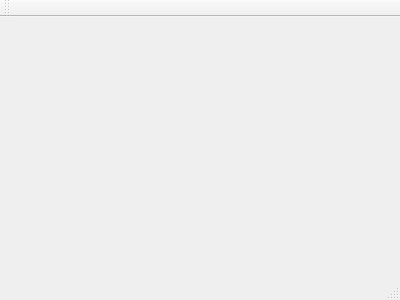
jokthefoo/Sprite-Editor, file Sprite_Editor_Extreme/mainwindow.ui: the form before one commit.
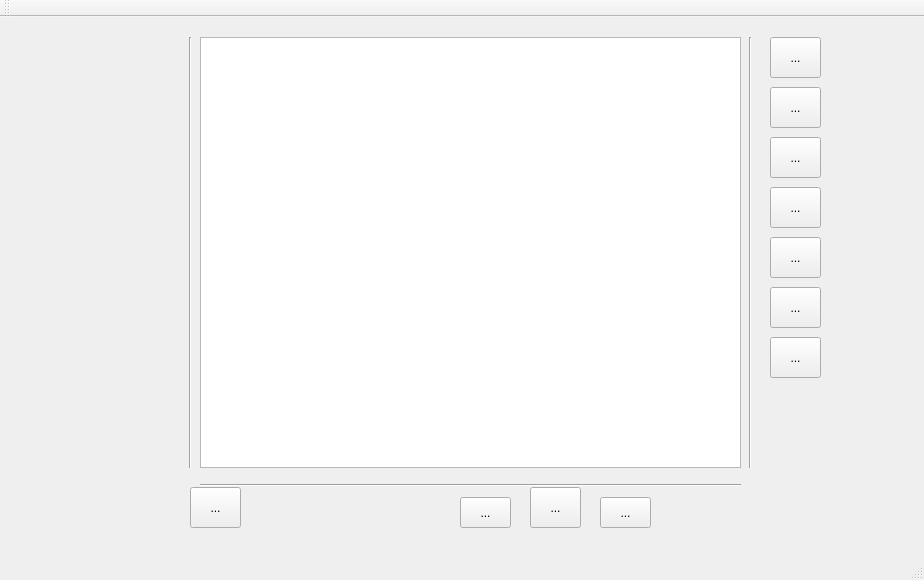
The form after the commit.

Commit message: Initial GUI set up, empty qrc file added, git ignore file added to ignore user files

```diff
--- a/Sprite_Editor_Extreme/mainwindow.ui
+++ b/Sprite_Editor_Extreme/mainwindow.ui
@@ -1,24 +1,232 @@
 <ui version="4.0">
  <class>MainWindow</class>
- <widget class="QMainWindow" name="MainWindow" >
-  <property name="geometry" >
+ <widget class="QMainWindow" name="MainWindow">
+  <property name="geometry">
    <rect>
     <x>0</x>
     <y>0</y>
-    <width>400</width>
-    <height>300</height>
+    <width>924</width>
+    <height>580</height>
    </rect>
   </property>
   <property name="windowTitle" >
    <string>MainWindow</string>
   </property>
-  <widget class="QMenuBar" name="menuBar" />
-  <widget class="QToolBar" name="mainToolBar" />
-  <widget class="QWidget" name="centralWidget" />
-  <widget class="QStatusBar" name="statusBar" />
+  <widget class="QWidget" name="centralWidget">
+   <widget class="QGraphicsView" name="graphicsView">
+    <property name="geometry">
+     <rect>
+      <x>200</x>
+      <y>20</y>
+      <width>541</width>
+      <height>431</height>
+     </rect>
+    </property>
+   </widget>
+   <widget class="Line" name="line">
+    <property name="geometry">
+     <rect>
+      <x>180</x>
+      <y>20</y>
+      <width>20</width>
+      <height>431</height>
+     </rect>
+    </property>
+    <property name="orientation">
+     <enum>Qt::Vertical</enum>
+    </property>
+   </widget>
+   <widget class="Line" name="line_2">
+    <property name="geometry">
+     <rect>
+      <x>200</x>
+      <y>460</y>
+      <width>541</width>
+      <height>16</height>
+     </rect>
+    </property>
+    <property name="orientation">
+     <enum>Qt::Horizontal</enum>
+    </property>
+   </widget>
+   <widget class="Line" name="line_3">
+    <property name="geometry">
+     <rect>
+      <x>740</x>
+      <y>20</y>
+      <width>20</width>
+      <height>431</height>
+     </rect>
+    </property>
+    <property name="orientation">
+     <enum>Qt::Vertical</enum>
+    </property>
+   </widget>
+   <widget class="QToolButton" name="brush_Button">
+    <property name="geometry">
+     <rect>
+      <x>770</x>
+      <y>20</y>
+      <width>51</width>
+      <height>41</height>
+     </rect>
+    </property>
+    <property name="text">
+     <string>...</string>
+    </property>
+   </widget>
+   <widget class="QToolButton" name="eraser_Button">
+    <property name="geometry">
+     <rect>
+      <x>770</x>
+      <y>120</y>
+      <width>51</width>
+      <height>41</height>
+     </rect>
+    </property>
+    <property name="text">
+     <string>...</string>
+    </property>
+   </widget>
+   <widget class="QToolButton" name="fill_Bucket_Button">
+    <property name="geometry">
+     <rect>
+      <x>770</x>
+      <y>70</y>
+      <width>51</width>
+      <height>41</height>
+     </rect>
+    </property>
+    <property name="text">
+     <string>...</string>
+    </property>
+   </widget>
+   <widget class="QToolButton" name="zoom_In_Button">
+    <property name="geometry">
+     <rect>
+      <x>770</x>
+      <y>170</y>
+      <width>51</width>
+      <height>41</height>
+     </rect>
+    </property>
+    <property name="text">
+     <string>...</string>
+    </property>
+   </widget>
+   <widget class="QToolButton" name="zoom_Out_Button">
+    <property name="geometry">
+     <rect>
+      <x>770</x>
+      <y>220</y>
+      <width>51</width>
+      <height>41</height>
+     </rect>
+    </property>
+    <property name="text">
+     <string>...</string>
+    </property>
+   </widget>
+   <widget class="QToolButton" name="rotate_Right_Button">
+    <property name="geometry">
+     <rect>
+      <x>770</x>
+      <y>270</y>
+      <width>51</width>
+      <height>41</height>
+     </rect>
+    </property>
+    <property name="text">
+     <string>...</string>
+    </property>
+   </widget>
+   <widget class="QToolButton" name="rotate_Left_Button">
+    <property name="geometry">
+     <rect>
+      <x>770</x>
+      <y>320</y>
+      <width>51</width>
+      <height>41</height>
+     </rect>
+    </property>
+    <property name="text">
+     <string>...</string>
+    </property>
+   </widget>
+   <widget class="QToolButton" name="add_Frame_Button">
+    <property name="geometry">
+     <rect>
+      <x>190</x>
+      <y>470</y>
+      <width>51</width>
+      <height>41</height>
+     </rect>
+    </property>
+    <property name="text">
+     <string>...</string>
+    </property>
+   </widget>
+   <widget class="QToolButton" name="previous_frame_button">
+    <property name="geometry">
+     <rect>
+      <x>460</x>
+      <y>480</y>
+      <width>51</width>
+      <height>31</height>
+     </rect>
+    </property>
+    <property name="text">
+     <string>...</string>
+    </property>
+   </widget>
+   <widget class="QToolButton" name="play_button">
+    <property name="geometry">
+     <rect>
+      <x>530</x>
+      <y>470</y>
+      <width>51</width>
+      <height>41</height>
+     </rect>
+    </property>
+    <property name="text">
+     <string>...</string>
+    </property>
+   </widget>
+   <widget class="QToolButton" name="next_frame_button">
+    <property name="geometry">
+     <rect>
+      <x>600</x>
+      <y>480</y>
+      <width>51</width>
+      <height>31</height>
+     </rect>
+    </property>
+    <property name="text">
+     <string>...</string>
+    </property>
+   </widget>
+  </widget>
+  <widget class="QMenuBar" name="menuBar">
+   <property name="geometry">
+    <rect>
+     <x>0</x>
+     <y>0</y>
+     <width>924</width>
+     <height>22</height>
+    </rect>
+   </property>
+  </widget>
+  <widget class="QToolBar" name="mainToolBar">
+   <attribute name="toolBarArea">
+    <enum>TopToolBarArea</enum>
+   </attribute>
+   <attribute name="toolBarBreak">
+    <bool>false</bool>
+   </attribute>
+  </widget>
+  <widget class="QStatusBar" name="statusBar"/>
  </widget>
- <layoutDefault spacing="6" margin="11" />
- <pixmapfunction></pixmapfunction>
+ <layoutdefault spacing="6" margin="11"/>
  <resources/>
  <connections/>
 </ui>
```
Left out of the diff: 3 changed lines with no effect on the pictures. The commit also changes 4 other files.
